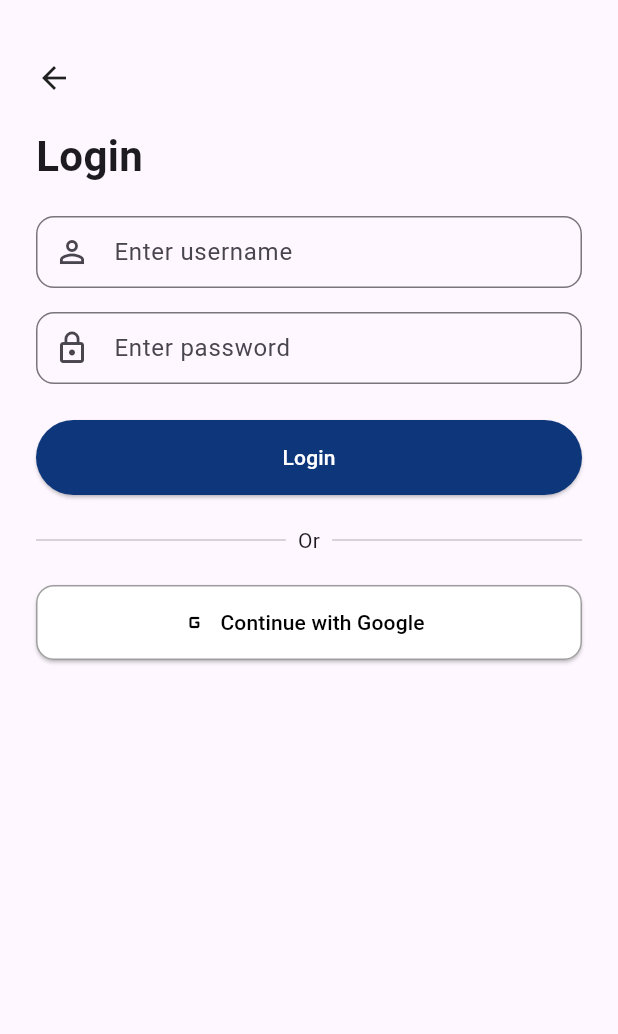
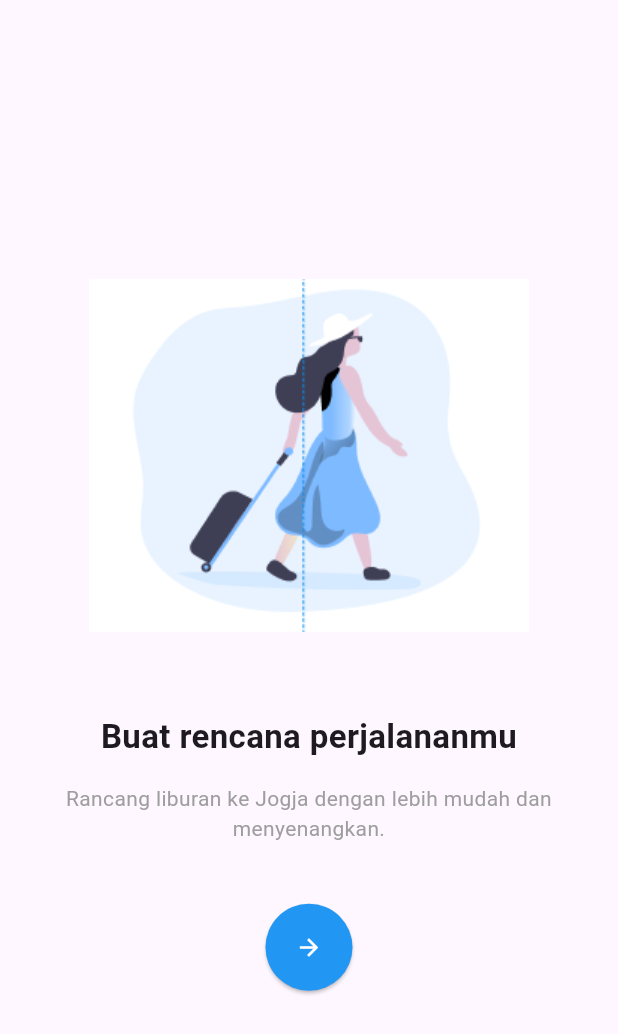
Before and after one commit to indahhsryn/travelapp, a Flutter app: the screen it shows after launch, on a phone screen of 412 x 824 dp. Shown: the top 1034 px of the screen. Run offline on Flutter 3.47's test engine with Material 3 defaults, Android fonts, the phone set to English and light mode, and no system bars.

Commit message:
Menambahkan file awal

```diff
--- /dev/null
+++ b/lib/onboarding_page.dart
@@ -0,0 +1,90 @@
+import 'package:flutter/material.dart';
+import 'main.dart'; // untuk akses LoginPage dari main.dart
+
+class OnboardingPage extends StatefulWidget {
+  const OnboardingPage({super.key});
+
+  @override
+  State<OnboardingPage> createState() => _OnboardingPageState();
+}
+
+class _OnboardingPageState extends State<OnboardingPage> {
+  final PageController _controller = PageController();
+  int _currentIndex = 0;
+
+  final List<Map<String, String>> onboardingData = [
+    {
+      "image": "assets/images/onboard1.png",
+      "title": "Buat rencana perjalananmu",
+      "desc": "Rancang liburan ke Jogja dengan lebih mudah dan menyenangkan."
+    },
+    {
+      "image": "assets/images/onboard2.png",
+      "title": "Nikmati keindahan Jogja",
+      "desc": "Mulai dari Candi, Pantai, hingga Kuliner legendaris."
+    },
+    {
+      "image": "assets/images/onboard3.png",
+      "title": "Eksplorasi tanpa batas",
+      "desc": "Jelajahi spot wisata populer dan tersembunyi di Jogja!"
+    },
+  ];
+
+  @override
+  Widget build(BuildContext context) {
+    return Scaffold(
+      body: PageView.builder(
+        controller: _controller,
+        itemCount: onboardingData.length,
+        onPageChanged: (index) => setState(() => _currentIndex = index),
+        itemBuilder: (context, index) {
+          final data = onboardingData[index];
+          return Padding(
+            padding: const EdgeInsets.all(24.0),
+            child: Column(
+              mainAxisAlignment: MainAxisAlignment.center,
+              children: [
+                Image.asset(data['image']!, height: 280),
+                const SizedBox(height: 32),
+                Text(
+                  data['title']!,
+                  style: const TextStyle(
+                      fontSize: 22, fontWeight: FontWeight.bold),
+                  textAlign: TextAlign.center,
+                ),
+                const SizedBox(height: 16),
+                Text(
+                  data['desc']!,
+                  style: const TextStyle(fontSize: 14, color: Colors.grey),
+                  textAlign: TextAlign.center,
+                ),
+                const SizedBox(height: 40),
+                ElevatedButton(
+                  onPressed: () {
+                    if (index == onboardingData.length - 1) {
+                      Navigator.pushReplacement(
+                        context,
+                        MaterialPageRoute(builder: (_) => const LoginPage()),
+                      );
+                    } else {
+                      _controller.nextPage(
+                        duration: const Duration(milliseconds: 300),
+                        curve: Curves.easeInOut,
+                      );
+                    }
+                  },
+                  style: ElevatedButton.styleFrom(
+                    backgroundColor: Colors.blue,
+                    shape: const CircleBorder(),
+                    padding: const EdgeInsets.all(20),
+                  ),
+                  child: const Icon(Icons.arrow_forward, color: Colors.white),
+                ),
+              ],
+            ),
+          );
+        },
+      ),
+    );
+  }
+}
--- a/pubspec.yaml
+++ b/pubspec.yaml
@@ -64,6 +64,9 @@ flutter:
     - assets/images/parangtritis.jpg
     - assets/images/malioboro.jpg
     - assets/images/breksi.jpg
+    - assets/images/onboard1.png
+    - assets/images/onboard2.png
+    - assets/images/onboard3.png
 
   # An image asset can refer to one or more resolution-specific "variants", see
   # https://flutter.dev/to/resolution-aware-images
```
Also changed, not shown: lib/detail_page.dart (+17 -4 lines), lib/main.dart (+9 -6 lines), lib/trip_schedule_page.dart (added, +83 -0 lines), assets/images/onboard1.png (added), assets/images/onboard2.png (added), assets/images/onboard3.png (added).
